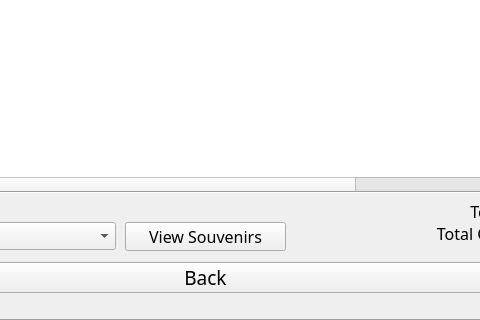
The window that mainwindow.ui (RSpeckles/Baseball) describes before a commit, drawn with Qt 5; both pictures show x 197 to 677 and y 280 to 600 of the 800 by 600 pixel window.
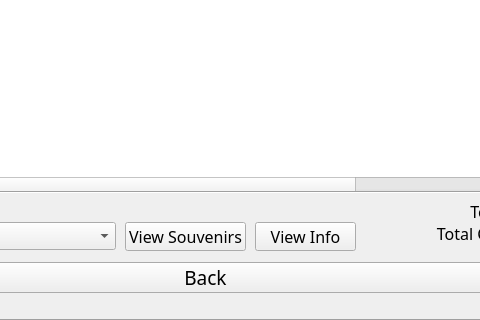
The same window after the commit. The open tabs and pages were chosen to show the change.

The edit to the form file:
```diff
--- a/mainwindow.ui
+++ b/mainwindow.ui
@@ -993,7 +993,7 @@
        <rect>
         <x>320</x>
         <y>520</y>
-        <width>161</width>
+        <width>121</width>
         <height>29</height>
        </rect>
       </property>
@@ -1007,6 +1007,25 @@
        <string>View Souvenirs</string>
       </property>
      </widget>
+     <widget class="QPushButton" name="pushButton_2">
+      <property name="geometry">
+       <rect>
+        <x>450</x>
+        <y>520</y>
+        <width>101</width>
+        <height>29</height>
+       </rect>
+      </property>
+      <property name="font">
+       <font>
+        <family>Bahnschrift</family>
+        <pointsize>12</pointsize>
+       </font>
+      </property>
+      <property name="text">
+       <string>View Info</string>
+      </property>
+     </widget>
     </widget>
     <widget class="QWidget" name="plan">
      <widget class="QLabel" name="descPlan">
```
Left out of the diff: 17 changed lines with no effect on the pictures.
